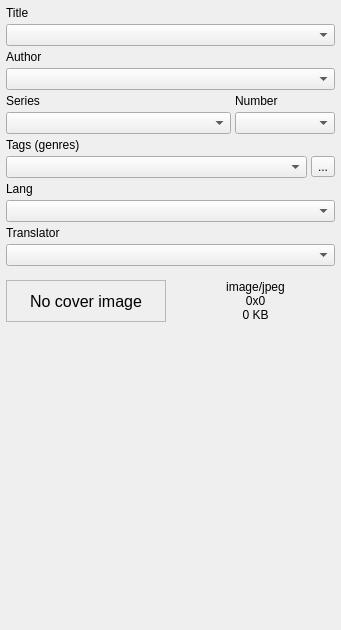
The window that src/designer/bookinfopanel.ui (dnkorpushov/libro2) describes before a commit, drawn with Qt 5.
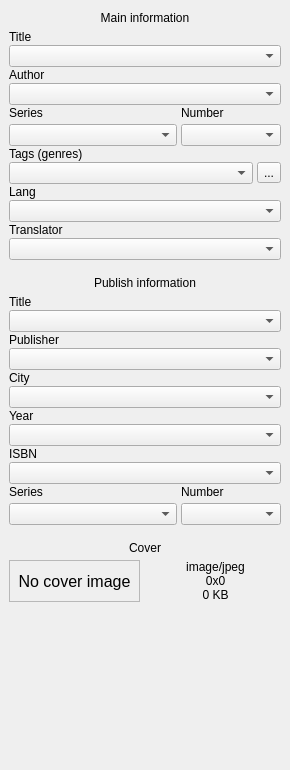
The same window after the commit. Icons and pictures are not drawn. Custom widgets are drawn as their Qt base class.

Diff of the .ui file:
```diff
--- a/src/designer/bookinfopanel.ui
+++ b/src/designer/bookinfopanel.ui
@@ -6,8 +6,8 @@
    <rect>
     <x>0</x>
     <y>0</y>
-    <width>341</width>
-    <height>630</height>
+    <width>290</width>
+    <height>770</height>
    </rect>
   </property>
   <property name="minimumSize">
@@ -57,32 +57,70 @@
        <rect>
         <x>0</x>
         <y>0</y>
-        <width>341</width>
-        <height>630</height>
+        <width>290</width>
+        <height>770</height>
        </rect>
       </property>
-      <layout class="QVBoxLayout" name="verticalLayout_2">
-       <property name="spacing">
-        <number>6</number>
-       </property>
-       <property name="leftMargin">
-        <number>6</number>
-       </property>
-       <property name="topMargin">
-        <number>6</number>
-       </property>
-       <property name="rightMargin">
-        <number>6</number>
-       </property>
-       <property name="bottomMargin">
-        <number>6</number>
-       </property>
+      <layout class="QVBoxLayout" name="verticalLayout_6">
        <item>
         <layout class="QVBoxLayout" name="verticalLayout">
          <property name="spacing">
           <number>4</number>
          </property>
          <item>
+          <widget class="QToolButton" name="toggleMainInfo">
+           <property name="sizePolicy">
+            <sizepolicy hsizetype="Preferred" vsizetype="Fixed">
+             <horstretch>0</horstretch>
+             <verstretch>0</verstretch>
+            </sizepolicy>
+           </property>
+           <property name="font">
+            <font>
+             <weight>50</weight>
+             <bold>false</bold>
+            </font>
+           </property>
+           <property name="styleSheet">
+            <string notr="true">QToolButton {border: none}</string>
+           </property>
+           <property name="text">
+            <string>Main information</string>
+           </property>
+           <property name="icon">
+            <iconset resource="resources.qrc">
+             <normaloff>:/icons/expanded_16px.png</normaloff>:/icons/expanded_16px.png</iconset>
+           </property>
+           <property name="toolButtonStyle">
+            <enum>Qt::ToolButtonTextBesideIcon</enum>
+           </property>
+           <property name="autoRaise">
+            <bool>false</bool>
+           </property>
+           <property name="arrowType">
+            <enum>Qt::NoArrow</enum>
+           </property>
+          </widget>
+         </item>
+         <item>
+          <widget class="QWidget" name="widgetMain" native="true">
+           <layout class="QVBoxLayout" name="verticalLayout_4">
+            <property name="spacing">
+             <number>1</number>
+            </property>
+            <property name="leftMargin">
+             <number>0</number>
+            </property>
+            <property name="topMargin">
+             <number>0</number>
+            </property>
+            <property name="rightMargin">
+             <number>0</number>
+            </property>
+            <property name="bottomMargin">
+             <number>10</number>
+            </property>
+            <item>
           <widget class="QLabel" name="label_2">
            <property name="text">
             <string>Title</string>
@@ -193,6 +231,193 @@
          <item>
           <widget class="ComboEdit" name="textTranslator"/>
          </item>
+           </layout>
+          </widget>
+         </item>
+         <item>
+          <widget class="QToolButton" name="togglePublishInfo">
+           <property name="sizePolicy">
+            <sizepolicy hsizetype="Preferred" vsizetype="Fixed">
+             <horstretch>0</horstretch>
+             <verstretch>0</verstretch>
+            </sizepolicy>
+           </property>
+           <property name="font">
+            <font>
+             <weight>50</weight>
+             <bold>false</bold>
+            </font>
+           </property>
+           <property name="styleSheet">
+            <string notr="true">QToolButton { border: none }</string>
+           </property>
+           <property name="text">
+            <string>Publish information</string>
+           </property>
+           <property name="icon">
+            <iconset resource="resources.qrc">
+             <normaloff>:/icons/expanded_16px.png</normaloff>:/icons/expanded_16px.png</iconset>
+           </property>
+           <property name="toolButtonStyle">
+            <enum>Qt::ToolButtonTextBesideIcon</enum>
+           </property>
+           <property name="autoRaise">
+            <bool>false</bool>
+           </property>
+          </widget>
+         </item>
+         <item>
+          <widget class="QWidget" name="widgetPublishInfo" native="true">
+           <layout class="QVBoxLayout" name="verticalLayout_5">
+            <property name="spacing">
+             <number>1</number>
+            </property>
+            <property name="leftMargin">
+             <number>0</number>
+            </property>
+            <property name="topMargin">
+             <number>0</number>
+            </property>
+            <property name="rightMargin">
+             <number>0</number>
+            </property>
+            <property name="bottomMargin">
+             <number>10</number>
+            </property>
+            <item>
+             <widget class="QLabel" name="label_5">
+              <property name="text">
+               <string>Title</string>
+              </property>
+             </widget>
+            </item>
+            <item>
+             <widget class="ComboEdit" name="textPublishTitle"/>
+            </item>
+            <item>
+             <widget class="QLabel" name="label_9">
+              <property name="text">
+               <string>Publisher</string>
+              </property>
+             </widget>
+            </item>
+            <item>
+             <widget class="ComboEdit" name="textPublishPublisher"/>
+            </item>
+            <item>
+             <widget class="QLabel" name="label_10">
+              <property name="text">
+               <string>City</string>
+              </property>
+             </widget>
+            </item>
+            <item>
+             <widget class="ComboEdit" name="textPublishCity"/>
+            </item>
+            <item>
+             <widget class="QLabel" name="label_11">
+              <property name="text">
+               <string>Year</string>
+              </property>
+             </widget>
+            </item>
+            <item>
+             <widget class="ComboEdit" name="textPublishYear"/>
+            </item>
+            <item>
+             <widget class="QLabel" name="label_12">
+              <property name="text">
+               <string>ISBN</string>
+              </property>
+             </widget>
+            </item>
+            <item>
+             <widget class="ComboEdit" name="textPublishISBN"/>
+            </item>
+            <item>
+             <layout class="QGridLayout" name="gridLayout_2" columnstretch="1,0,0">
+              <property name="spacing">
+               <number>4</number>
+              </property>
+              <item row="0" column="2">
+               <widget class="QLabel" name="label_14">
+                <property name="text">
+                 <string>Number</string>
+                </property>
+               </widget>
+              </item>
+              <item row="0" column="0">
+               <widget class="QLabel" name="label_15">
+                <property name="text">
+                 <string>Series</string>
+                </property>
+               </widget>
+              </item>
+              <item row="1" column="0">
+               <widget class="ComboEdit" name="textPublishSeries"/>
+              </item>
+              <item row="1" column="2">
+               <widget class="ComboEdit" name="textPublishSeriesIndex">
+                <property name="minimumSize">
+                 <size>
+                  <width>100</width>
+                  <height>0</height>
+                 </size>
+                </property>
+               </widget>
+              </item>
+             </layout>
+            </item>
+           </layout>
+          </widget>
+         </item>
+         <item>
+          <widget class="QToolButton" name="toggleCoverInfo">
+           <property name="sizePolicy">
+            <sizepolicy hsizetype="Preferred" vsizetype="Fixed">
+             <horstretch>0</horstretch>
+             <verstretch>0</verstretch>
+            </sizepolicy>
+           </property>
+           <property name="font">
+            <font>
+             <weight>50</weight>
+             <bold>false</bold>
+            </font>
+           </property>
+           <property name="styleSheet">
+            <string notr="true">QToolButton { border: none }</string>
+           </property>
+           <property name="text">
+            <string>Cover</string>
+           </property>
+           <property name="icon">
+            <iconset resource="resources.qrc">
+             <normaloff>:/icons/expanded_16px.png</normaloff>:/icons/expanded_16px.png</iconset>
+           </property>
+           <property name="toolButtonStyle">
+            <enum>Qt::ToolButtonTextBesideIcon</enum>
+           </property>
+          </widget>
+         </item>
+         <item>
+          <widget class="QWidget" name="widgetCoverInfo" native="true">
+           <layout class="QVBoxLayout" name="verticalLayout_2">
+            <property name="spacing">
+             <number>0</number>
+            </property>
+            <property name="leftMargin">
+             <number>0</number>
+            </property>
+            <property name="topMargin">
+             <number>0</number>
+            </property>
+            <property name="rightMargin">
+             <number>0</number>
+            </property>
+            <property name="bottomMargin">
+             <number>0</number>
+            </property>
          <item>
           <layout class="QHBoxLayout" name="horizontalLayout" stretch="0,0">
            <property name="spacing">
@@ -202,7 +427,7 @@
             <enum>QLayout::SetDefaultConstraint</enum>
            </property>
            <property name="topMargin">
-            <number>10</number>
+               <number>0</number>
            </property>
            <item>
             <widget class="QLabel" name="labelCoverImage">
@@ -251,6 +476,9 @@
            </item>
           </layout>
          </item>
+           </layout>
+          </widget>
+         </item>
          <item>
           <spacer name="verticalSpacer">
            <property name="orientation">
```
Left out of the diff: 56 changed lines with no effect on the pictures. Lines whose indentation alone changed are shown as unchanged.
